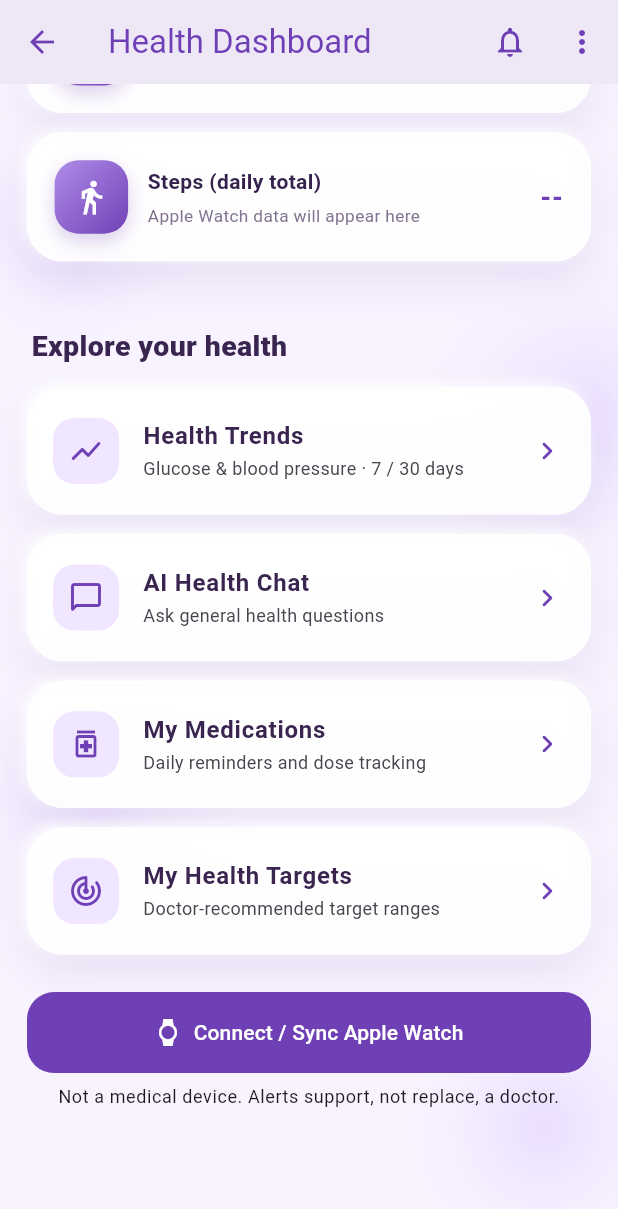
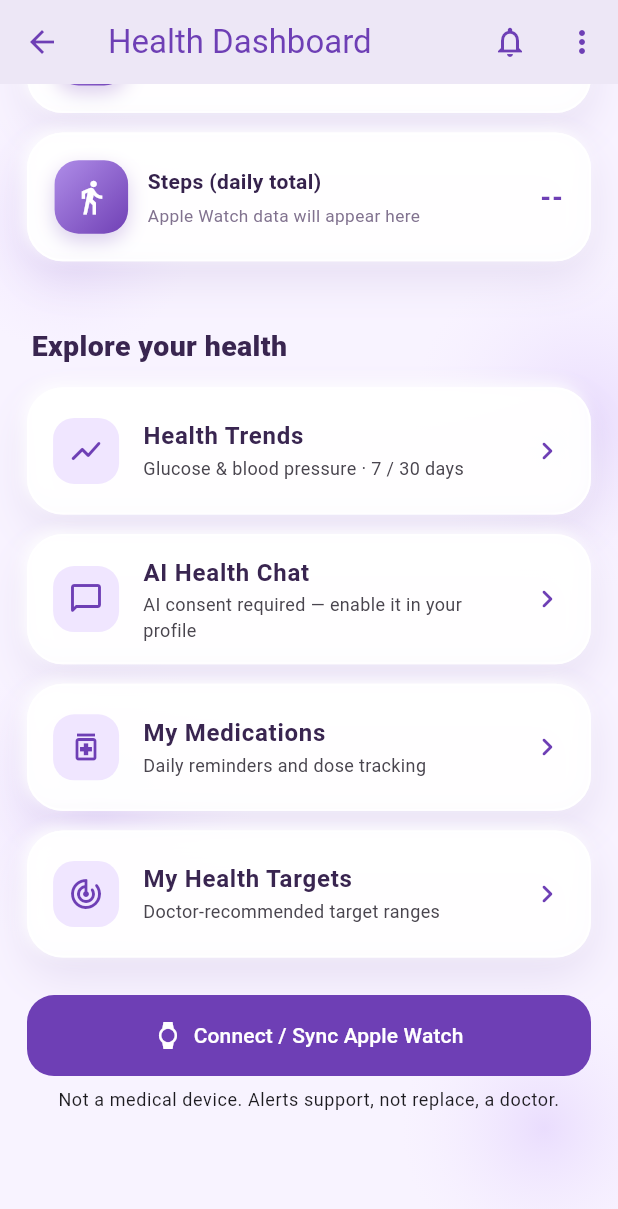
Before and after one commit to shammafalah218/early_warning_app, a Flutter app: the DashboardScreen screen opened directly, scrolled down 576 dp, on a phone screen of 412 x 824 dp. Shown: the top 1209 px of the screen. Run offline on Flutter 3.47's test engine with Material 3 defaults, Android fonts, the phone set to English and light mode, and no system bars; our stand-ins replace cloud_firestore, firebase_ai, firebase_auth, firebase_core, flutter_local_notifications, flutter_timezone and 3 more; missing offline and left inert: firebase_app_check, health; accounts and stored records are empty.

Commit message:
Update dashboard_screen.dart

```diff
--- a/lib/screens/dashboard_screen.dart
+++ b/lib/screens/dashboard_screen.dart
@@ -345,9 +345,16 @@ class _DashboardScreenState extends State<DashboardScreen> with SingleTickerProv
   'Glucose & blood pressure · 7 / 30 days',
   HealthHistoryScreen(showSimulated: _demoMode),
 ),
-                    _feature(Icons.chat_bubble_outline_rounded, 'AI Health Chat',
-                      'Ask general health questions',
-                      const HealthChatScreen()),
+                   _feature(
+  Icons.chat_bubble_outline_rounded,
+  'AI Health Chat',
+  p?.aiConsent == true
+      ? 'Ask general health questions'
+      : 'AI consent required — enable it in your profile',
+  p?.aiConsent == true
+      ? const HealthChatScreen()
+      : ProfileScreen(existing: p),
+),
                     _feature(Icons.medication_outlined, 'My Medications',
                       'Daily reminders and dose tracking',
                       const MedicationsScreen()),
```
